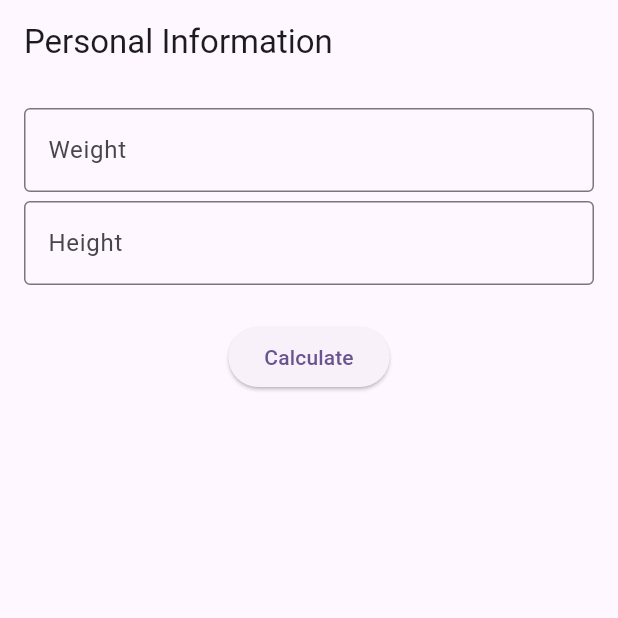
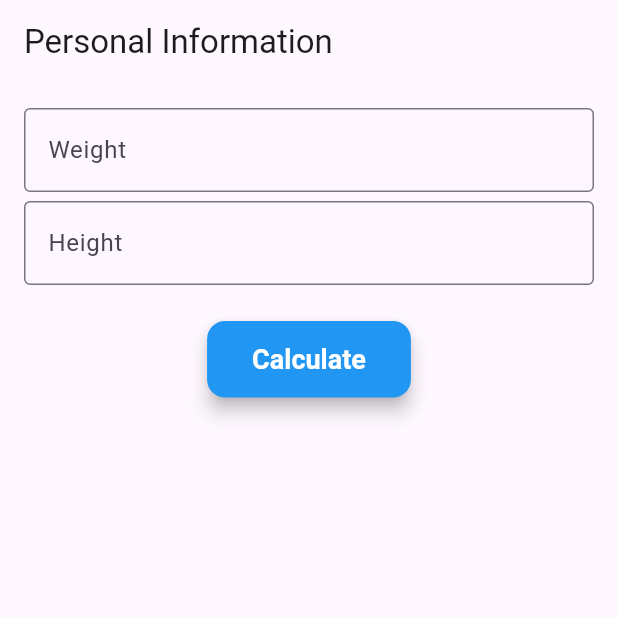
Before and after one commit to ricardoogliari/imc_utfpr_t2, a Flutter app: the screen it shows after launch, on a phone screen of 412 x 824 dp, the top half of it. Run offline on Flutter 3.47's test engine with Material 3 defaults, Android fonts, the phone set to English and light mode, and no system bars.

```diff
--- a/lib/pages/insert_data.dart
+++ b/lib/pages/insert_data.dart
@@ -13,9 +13,7 @@ class InsertData extends StatelessWidget {
   @override
   Widget build(BuildContext context) {
     return Scaffold(
-      appBar: AppBar(
-        title: const Text("Personal Information"),
-      ),
+      appBar: AppBar(title: const Text("Personal Information")),
       body: Padding(
         padding: const EdgeInsets.all(16.0),
         child: Form(
@@ -33,11 +31,11 @@ class InsertData extends StatelessWidget {
                   return null;
                 },
                 decoration: const InputDecoration(
-                    labelText: "Weight", border: OutlineInputBorder()),
+                  labelText: "Weight",
+                  border: OutlineInputBorder(),
                 ),
-              const SizedBox(
-                height: 6,
               ),
+              const SizedBox(height: 6),
               TextFormField(
                 controller: _heightController,
                 keyboardType: TextInputType.number,
@@ -49,23 +47,45 @@ class InsertData extends StatelessWidget {
                   return null;
                 },
                 decoration: const InputDecoration(
-                    labelText: "Height", border: OutlineInputBorder()),
+                  labelText: "Height",
+                  border: OutlineInputBorder(),
                 ),
-              const SizedBox(
-                height: 24,
               ),
+              const SizedBox(height: 24),
               ElevatedButton(
                 onPressed: () {
                   if (_formKey.currentState!.validate()) {
-                      Provider.of<BMIController>(context, listen: false)
-                          .calculateBMI(
+                    Provider.of<BMIController>(
+                      context,
+                      listen: false,
+                    ).calculateBMI(
                       weight: double.parse(_weightController.text),
-                              height: double.parse(_heightController.text));
+                      height: double.parse(_heightController.text),
+                    );
 
                     Navigator.pushNamed(context, '/result');
                   }
                 },
-                  child: const Text("Calculate"))
+                style: ElevatedButton.styleFrom(
+                  foregroundColor: Colors.white,
+                  backgroundColor: Colors.blue, // Cor do texto
+                  padding: EdgeInsets.symmetric(
+                    vertical: 15,
+                    horizontal: 30,
+                  ), // Padding maior
+                  shape: RoundedRectangleBorder(
+                    borderRadius: BorderRadius.circular(
+                      12,
+                    ), // Bordas arredondadas
+                  ),
+                  elevation: 5, // Sombra
+                  textStyle: TextStyle(
+                    fontSize: 18,
+                    fontWeight: FontWeight.bold,
+                  ), // Tamanho e peso do texto
+                ),
+                child: const Text("Calculate"),
+              ),
             ],
           ),
         ),
```
Lines whose indentation alone changed are shown as unchanged.
